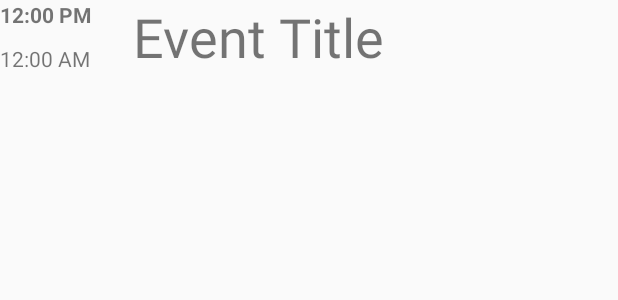
After one commit to jamesonn/team2Capstone, an Android app: the layout list_item_event.xml on its own in the app's theme, with its tools: preview values and no code run, on a phone screen of 412 x 824 dp. The commit adds this screen. Shown: the top 300 px of the screen. Run offline under Robolectric (Android 15) with nearby library versions, the phone set to English and light mode, and no system bars.

Commit message:
Add some dummy event data for Search and My Events page for demonstration purposes.
Additionally implement decorators for the calander view in the My Events page.

```diff
--- a/MKESocial/app/src/main/res/layout/activity_search.xml
+++ b/MKESocial/app/src/main/res/layout/activity_search.xml
@@ -14,8 +14,9 @@
         android:id="@+id/searchResults"
         android:layout_width="match_parent"
         android:layout_height="wrap_content"
+        android:layout_alignParentEnd="true"
         android:layout_below="@+id/searchView"
-        android:layout_centerHorizontal="true"
-        android:layout_marginTop="13dp" />
+        android:layout_marginTop="12dp"
+        android:padding="10dp" />
 
 </android.widget.RelativeLayout>
--- /dev/null
+++ b/MKESocial/app/src/main/res/layout/list_item_event.xml
@@ -0,0 +1,31 @@
+<?xml version="1.0" encoding="utf-8"?>
+<RelativeLayout xmlns:android="http://schemas.android.com/apk/res/android"
+    android:layout_width="match_parent" android:layout_height="match_parent">
+
+    <TextView
+        android:id="@+id/startTime"
+        android:layout_width="wrap_content"
+        android:layout_height="wrap_content"
+        android:layout_alignParentStart="true"
+        android:layout_alignParentTop="true"
+        android:text="12:00 PM"
+        android:textStyle="bold" />
+
+    <TextView
+        android:id="@+id/endTime"
+        android:layout_width="wrap_content"
+        android:layout_height="wrap_content"
+        android:layout_alignBottom="@+id/eventTitle"
+        android:layout_alignParentStart="true"
+        android:text="12:00 AM" />
+
+    <TextView
+        android:id="@+id/eventTitle"
+        android:layout_width="wrap_content"
+        android:layout_height="wrap_content"
+        android:layout_alignParentTop="true"
+        android:layout_marginStart="28dp"
+        android:layout_toEndOf="@+id/startTime"
+        android:text="Event Title"
+        android:textSize="36sp" />
+</RelativeLayout>
```
Also changed, not shown: MKESocial/app/src/main/java/team2/mkesocial/EventAdapter.java (added, +60 -0 lines), MKESocial/app/src/main/java/team2/mkesocial/EventDecorator.java (added, +28 -0 lines), MKESocial/app/src/main/java/team2/mkesocial/MyEventsActivity.java (+83 -1 lines), MKESocial/app/src/main/java/team2/mkesocial/SearchActivity.java (+42 -1 lines), MKESocial/app/src/main/java/team2/mkesocial/WeekendDecorator.java (added, +33 -0 lines), MKESocial/app/src/main/res/layout/activity_my_events.xml (+9 -0 lines), MKESocial/app/src/main/res/layout/list_item_searchresult.xml (added, +7 -0 lines).
